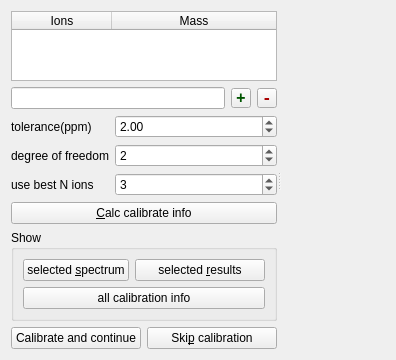
This is Orbitool/UI/Calibration.ui in l460289052/Orbitool as Qt 5 draws it before an edit. The edited form follows.
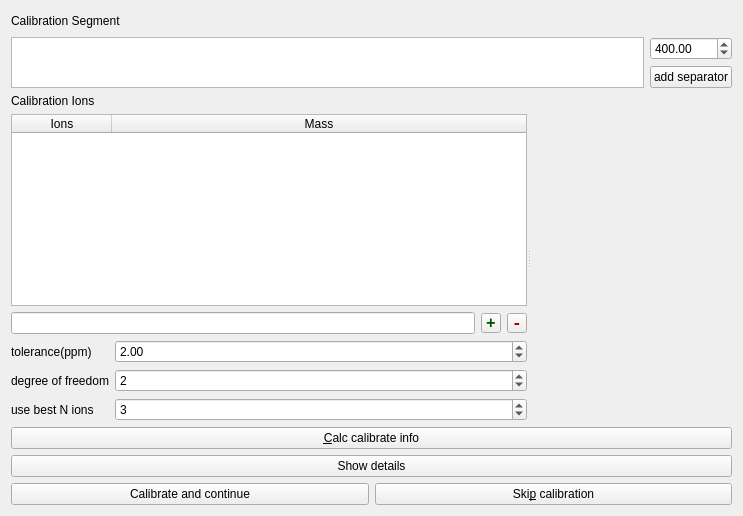
This is the edited form.

Commit message: calibration segment: init & split & merge & save

```diff
--- a/Orbitool/UI/Calibration.ui
+++ b/Orbitool/UI/Calibration.ui
@@ -6,14 +6,89 @@
    <rect>
     <x>0</x>
     <y>0</y>
-    <width>396</width>
-    <height>308</height>
+    <width>743</width>
+    <height>516</height>
    </rect>
   </property>
   <property name="windowTitle">
    <string>Form</string>
   </property>
   <layout class="QVBoxLayout" name="verticalLayout">
+   <item>
+    <widget class="QLabel" name="label">
+     <property name="text">
+      <string>Calibration Segment</string>
+     </property>
+    </widget>
+   </item>
+   <item>
+    <layout class="QHBoxLayout" name="horizontalLayout_3">
+     <item>
+      <widget class="QListWidget" name="separatorListWidget">
+       <property name="sizePolicy">
+        <sizepolicy hsizetype="Expanding" vsizetype="Ignored">
+         <horstretch>0</horstretch>
+         <verstretch>0</verstretch>
+        </sizepolicy>
+       </property>
+       <property name="layoutDirection">
+        <enum>Qt::LeftToRight</enum>
+       </property>
+       <property name="verticalScrollBarPolicy">
+        <enum>Qt::ScrollBarAlwaysOff</enum>
+       </property>
+       <property name="horizontalScrollBarPolicy">
+        <enum>Qt::ScrollBarAsNeeded</enum>
+       </property>
+       <property name="editTriggers">
+        <set>QAbstractItemView::NoEditTriggers</set>
+       </property>
+       <property name="selectionMode">
+        <enum>QAbstractItemView::ContiguousSelection</enum>
+       </property>
+       <property name="horizontalScrollMode">
+        <enum>QAbstractItemView::ScrollPerPixel</enum>
+       </property>
+       <property name="flow">
+        <enum>QListView::LeftToRight</enum>
+       </property>
+       <property name="resizeMode">
+        <enum>QListView::Fixed</enum>
+       </property>
+       <property name="layoutMode">
+        <enum>QListView::SinglePass</enum>
+       </property>
+      </widget>
+     </item>
+     <item>
+      <layout class="QVBoxLayout" name="verticalLayout_2">
+       <item>
+        <widget class="QDoubleSpinBox" name="separatorDoubleSpinBox">
+         <property name="maximum">
+          <double>9999.989999999999782</double>
+         </property>
+         <property name="value">
+          <double>400.000000000000000</double>
+         </property>
+        </widget>
+       </item>
+       <item>
+        <widget class="QPushButton" name="separatorAddPushButton">
+         <property name="sizePolicy">
+          <sizepolicy hsizetype="Maximum" vsizetype="Fixed">
+           <horstretch>0</horstretch>
+           <verstretch>0</verstretch>
+          </sizepolicy>
+         </property>
+         <property name="text">
+          <string>add separator</string>
+         </property>
+        </widget>
+       </item>
+      </layout>
+     </item>
+    </layout>
+   </item>
    <item>
     <widget class="QSplitter" name="calibrationSplitter">
      <property name="orientation">
@@ -21,6 +96,13 @@
      </property>
      <widget class="QWidget" name="layoutWidget">
       <layout class="QVBoxLayout" name="verticalLayout_10">
+       <item>
+        <widget class="QLabel" name="label_2">
+         <property name="text">
+          <string>Calibration Ions</string>
+         </property>
+        </widget>
+       </item>
        <item>
         <widget class="QTableWidget" name="tableWidget">
          <property name="sizePolicy">
@@ -292,6 +374,18 @@
          </item>
         </layout>
        </item>
+      </layout>
+     </widget>
+     <widget class="QWidget" name="widget" native="true">
+      <property name="sizePolicy">
+       <sizepolicy hsizetype="Expanding" vsizetype="Preferred">
+        <horstretch>0</horstretch>
+        <verstretch>0</verstretch>
+       </sizepolicy>
+      </property>
+     </widget>
+    </widget>
+   </item>
        <item>
         <widget class="QPushButton" name="calcInfoPushButton">
          <property name="sizePolicy">
@@ -312,26 +406,7 @@
         </widget>
        </item>
        <item>
-        <widget class="QGroupBox" name="groupBox">
-         <property name="title">
-          <string>Show</string>
-         </property>
-         <layout class="QFormLayout" name="formLayout">
-          <item row="0" column="0">
-           <widget class="QPushButton" name="showSpectrumPushButton">
-            <property name="toolTip">
-             <string>Alt+S</string>
-            </property>
-            <property name="text">
-             <string>selected &amp;spectrum</string>
-            </property>
-            <property name="shortcut">
-             <string>Alt+S</string>
-            </property>
-           </widget>
-          </item>
-          <item row="0" column="1">
-           <widget class="QPushButton" name="showSelectedPushButton">
+    <widget class="QPushButton" name="showDetailsPushButton">
             <property name="sizePolicy">
              <sizepolicy hsizetype="Preferred" vsizetype="Fixed">
               <horstretch>0</horstretch>
@@ -342,27 +417,8 @@
              <string>Alt+R</string>
             </property>
             <property name="text">
-             <string>selected &amp;results</string>
-            </property>
-            <property name="shortcut">
-             <string>Alt+R</string>
-            </property>
-           </widget>
-          </item>
-          <item row="1" column="0" colspan="2">
-           <widget class="QPushButton" name="showAllPushButton">
-            <property name="sizePolicy">
-             <sizepolicy hsizetype="Preferred" vsizetype="Fixed">
-              <horstretch>0</horstretch>
-              <verstretch>0</verstretch>
-             </sizepolicy>
-            </property>
-            <property name="text">
-             <string>all calibration info</string>
-            </property>
-           </widget>
-          </item>
-         </layout>
+      <string>Show details</string>
+     </property>
         </widget>
        </item>
        <item>
@@ -400,18 +456,6 @@
           </widget>
          </item>
         </layout>
-       </item>
-      </layout>
-     </widget>
-     <widget class="QWidget" name="widget" native="true">
-      <property name="sizePolicy">
-       <sizepolicy hsizetype="Expanding" vsizetype="Preferred">
-        <horstretch>0</horstretch>
-        <verstretch>0</verstretch>
-       </sizepolicy>
-      </property>
-     </widget>
-    </widget>
    </item>
   </layout>
  </widget>
```
Left out of the diff: 3 changed lines with no effect on the pictures. Lines whose indentation alone changed are shown as unchanged. The commit also changes 3 other files.
